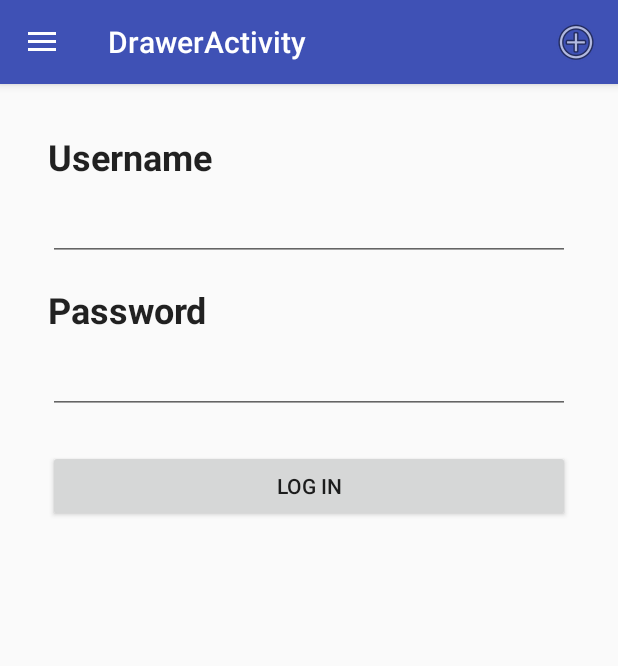
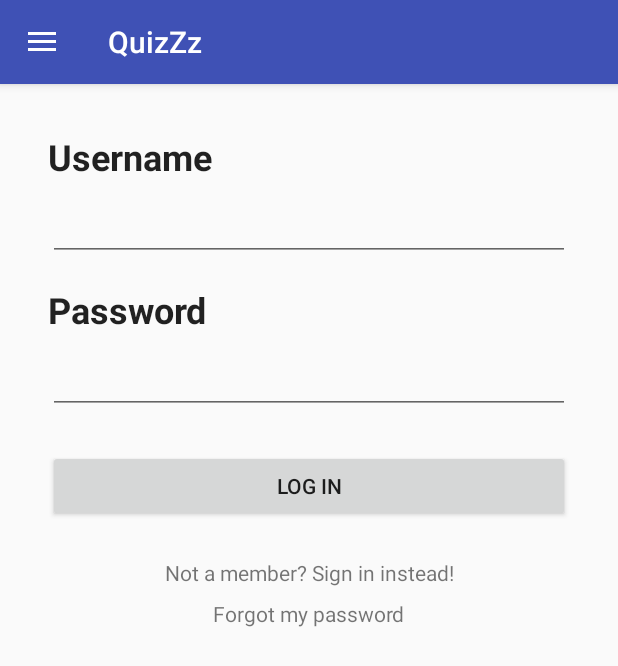
Before and after one commit to oojorgeoo89/QuizZz-Android, an Android app: the fragment LoginFragment placed in its activity, on a phone screen of 412 x 824 dp. Shown: the top 666 px of the screen. Run offline under Robolectric (Android 15) with nearby library versions, the phone set to English and light mode, and no system bars; our stand-ins replace RxJava; 3 statements that could not run were skipped.

Commit message:
Initial login/logout functionality

```diff
--- a/app/build.gradle
+++ b/app/build.gradle
@@ -5,7 +5,7 @@ android {
     buildToolsVersion '26.0.2'
     defaultConfig {
         applicationId "rv.jorge.quizzz"
-        minSdkVersion 21
+        minSdkVersion 17
         targetSdkVersion 25
         versionCode 1
         versionName "1.0"
--- a/app/src/main/java/rv/jorge/quizzz/screens/HomeFragment.java
+++ b/app/src/main/java/rv/jorge/quizzz/screens/HomeFragment.java
@@ -17,10 +17,6 @@ public class HomeFragment extends Fragment {
 
     private Fragment fragment;
     private FragmentManager fragmentManager;
-
-    public HomeFragment() {
-
-    }
 
     @Override
     public void onCreate(@Nullable Bundle savedInstanceState) {
--- a/app/src/main/java/rv/jorge/quizzz/screens/LoginFragment.java
+++ b/app/src/main/java/rv/jorge/quizzz/screens/LoginFragment.java
@@ -1,14 +1,16 @@
 package rv.jorge.quizzz.screens;
 
+import android.app.Activity;
 import android.app.Fragment;
+import android.content.Context;
 import android.os.Bundle;
 import android.support.annotation.Nullable;
-import android.util.Log;
 import android.view.LayoutInflater;
 import android.view.View;
 import android.view.ViewGroup;
 import android.widget.Button;
 import android.widget.EditText;
+import android.widget.TextView;
 import android.widget.Toast;
 
 import rv.jorge.quizzz.QuizApplication;
@@ -20,6 +22,10 @@ public class LoginFragment extends Fragment {
     EditText username;
     EditText password;
     Button submitLoginButton;
+    TextView signIn;
+    TextView forgotPassword;
+
+    SuccessfulLoginListener successfulLoginCallback;
 
     @Override
     public View onCreateView(LayoutInflater inflater, ViewGroup container,
@@ -36,15 +42,51 @@ public class LoginFragment extends Fragment {
         username = (EditText) view.findViewById(R.id.username);
         password = (EditText) view.findViewById(R.id.password);
         submitLoginButton = (Button) view.findViewById(R.id.submit_login);
+        signIn = (TextView) view.findViewById(R.id.sign_in);
+        forgotPassword = (TextView) view.findViewById(R.id.forgot_password);
 
         submitLoginButton.setOnClickListener(v -> {
             userService.login(username.getText().toString(), password.getText().toString())
             .subscribe(user -> {
-                Toast.makeText(getActivity(), "Logged in as " + user.getUsername(), Toast.LENGTH_LONG).show();
+                successfulLoginCallback.userHasLoggedIn();
             }, throwable -> {
-                Log.d("LoginFragment", "Request Error: " + throwable.getMessage());
+                Toast.makeText(getActivity(), getString(R.string.user_login_failed), Toast.LENGTH_LONG).show();
             });
         });
 
+        signIn.setOnClickListener(v -> {
+            Toast.makeText(getActivity(), "Sign In Screen not yet implemented", Toast.LENGTH_LONG).show();
+        });
+
+        forgotPassword.setOnClickListener(v -> {
+            Toast.makeText(getActivity(), "Forgot Password Screen not yet implemented", Toast.LENGTH_LONG).show();
+        });
+    }
+
+    // For API < 24
+    @Override
+    public void onAttach(Activity activity) {
+        super.onAttach(activity);
+        checkParentActivity(activity);
+    }
+
+    // For API >= 24
+    @Override
+    public void onAttach(Context context) {
+        super.onAttach(context);
+        checkParentActivity(context);
+    }
+
+    private void checkParentActivity(Context context) {
+        if (context instanceof SuccessfulLoginListener) {
+            successfulLoginCallback = (SuccessfulLoginListener) context;
+        } else {
+            throw new RuntimeException(context.toString()
+                    + " must implement SuccessfulLoginListener");
+        }
+    }
+
+    public interface SuccessfulLoginListener {
+        void userHasLoggedIn();
     }
 }
--- a/app/src/main/java/rv/jorge/quizzz/screens/MainActivity.java
+++ b/app/src/main/java/rv/jorge/quizzz/screens/MainActivity.java
@@ -12,15 +12,17 @@ import android.support.v4.widget.DrawerLayout;
 import android.support.v7.app.ActionBarDrawerToggle;
 import android.support.v7.app.AppCompatActivity;
 import android.support.v7.widget.Toolbar;
-import android.view.Menu;
 import android.view.MenuItem;
+import android.widget.TextView;
 
 import rv.jorge.quizzz.QuizApplication;
 import rv.jorge.quizzz.R;
 import rv.jorge.quizzz.service.UserService;
 
 public class MainActivity extends AppCompatActivity
-        implements NavigationView.OnNavigationItemSelectedListener, SharedPreferences.OnSharedPreferenceChangeListener {
+        implements NavigationView.OnNavigationItemSelectedListener
+        , SharedPreferences.OnSharedPreferenceChangeListener
+        , LoginFragment.SuccessfulLoginListener {
 
     private FragmentManager fragmentManager;
     private NavigationView navigationView;
@@ -33,25 +35,30 @@ public class MainActivity extends AppCompatActivity
     @Override
     protected void onCreate(Bundle savedInstanceState) {
         super.onCreate(savedInstanceState);
+
+        userService = QuizApplication.get(this).getUserService();
+        prefs = PreferenceManager.getDefaultSharedPreferences(this);
+        prefs.registerOnSharedPreferenceChangeListener(this);
+
+        // Setting up the toolbar
         setContentView(R.layout.activity_drawer);
         Toolbar toolbar = (Toolbar) findViewById(R.id.toolbar);
+        toolbar.setTitle(R.string.toolbar_title);
         setSupportActionBar(toolbar);
 
+        // Setting up the drawer
         DrawerLayout drawer = (DrawerLayout) findViewById(R.id.drawer_layout);
         ActionBarDrawerToggle toggle = new ActionBarDrawerToggle(
                 this, drawer, toolbar, R.string.navigation_drawer_open, R.string.navigation_drawer_close);
         drawer.setDrawerListener(toggle);
         toggle.syncState();
 
-        userService = QuizApplication.get(this).getUserService();
-
-        prefs = PreferenceManager.getDefaultSharedPreferences(this);
-        prefs.registerOnSharedPreferenceChangeListener(this);
-
+        // Setting up the drawer's menu
         navigationView = (NavigationView) findViewById(R.id.nav_view);
         navigationView.setNavigationItemSelectedListener(this);
-        updateNavigationDrawerMenu(userService.isLoggedIn());
+        updateNavigationDrawer(userService.isLoggedIn());
 
+        // Start up the initial fragment
         fragmentManager = getFragmentManager();
         if (fragmentManager.findFragmentById(R.id.main_fragment) == null) {
             swapFragment(new HomeFragment());
@@ -70,26 +77,7 @@ public class MainActivity extends AppCompatActivity
     }
 
     @Override
-    public boolean onCreateOptionsMenu(Menu menu) {
-        getMenuInflater().inflate(R.menu.drawer, menu);
-        return true;
-    }
-
-    @Override
-    public boolean onOptionsItemSelected(MenuItem item) {
-        int id = item.getItemId();
-
-        if (id == R.id.action_add) {
-            return true;
-        }
-
-        return super.onOptionsItemSelected(item);
-    }
-
-    @SuppressWarnings("StatementWithEmptyBody")
-    @Override
     public boolean onNavigationItemSelected(MenuItem item) {
-        // Handle navigation view item clicks here.
         int id = item.getItemId();
 
         if (id == R.id.nav_home) {
@@ -119,17 +107,29 @@ public class MainActivity extends AppCompatActivity
     public void onSharedPreferenceChanged(SharedPreferences sharedPreferences, String key) {
         if (key.equals(getString(R.string.prefs_is_logged_in))) {
             boolean isLoggedIn = sharedPreferences.getBoolean(getString(R.string.prefs_is_logged_in), false);
-            updateNavigationDrawerMenu(isLoggedIn);
+            updateNavigationDrawer(isLoggedIn);
         }
     }
 
-    private void updateNavigationDrawerMenu(boolean isLoggedIn) {
+    private void updateNavigationDrawer(boolean isLoggedIn) {
         if (isLoggedIn) {
             navigationView.getMenu().clear();
             navigationView.inflateMenu(R.menu.drawer_logged_in);
+            ((TextView) navigationView.getHeaderView(0)
+                    .findViewById(R.id.navigation_drawer_username))
+                    .setText(prefs.getString(getString(R.string.prefs_username),
+                            getString(R.string.navigation_drawer_default_username)));
         } else {
             navigationView.getMenu().clear();
             navigationView.inflateMenu(R.menu.drawer_not_logged_in);
+            ((TextView) navigationView.getHeaderView(0)
+                    .findViewById(R.id.navigation_drawer_username))
+                    .setText(getString(R.string.navigation_drawer_default_username));
         }
     }
+
+    @Override
+    public void userHasLoggedIn() {
+        swapFragment(new HomeFragment());
+    }
 }
--- a/app/src/main/java/rv/jorge/quizzz/screens/QuizListFragment.java
+++ b/app/src/main/java/rv/jorge/quizzz/screens/QuizListFragment.java
@@ -98,6 +98,8 @@ public class QuizListFragment extends Fragment {
                     .subscribe(quizzes -> {
                         this.quizzes.addAll(quizzes);
                         quizRecyclerAdapter.onDataUpdate();
+                    }, throwable -> {
+                        Toast.makeText(getActivity(), getString(R.string.load_quizzes_error), Toast.LENGTH_LONG).show();
                     });
         }
     }
@@ -107,6 +109,8 @@ public class QuizListFragment extends Fragment {
                 .subscribe(quizzes -> {
                     this.quizzes.addAll(quizzes);
                     quizRecyclerAdapter.onDataUpdate();
+                }, throwable -> {
+                    Toast.makeText(getActivity(), getString(R.string.load_quizzes_error), Toast.LENGTH_LONG).show();
                 });
     }
 
--- a/app/src/main/java/rv/jorge/quizzz/service/retrofit/RetrofitService.java
+++ b/app/src/main/java/rv/jorge/quizzz/service/retrofit/RetrofitService.java
@@ -22,7 +22,8 @@ public class RetrofitService {
         this.basicAuthInterceptor = basicAuthInterceptor;
 
         Retrofit.Builder retrofitBuilder = new Retrofit.Builder()
-                .baseUrl("http://10.0.2.2:8080")
+                //.baseUrl("http://10.0.2.2:8080")
+                .baseUrl("http://192.168.1.104:8080")
                 .addConverterFactory(GsonConverterFactory.create())
                 .addCallAdapterFactory(RxJava2CallAdapterFactory.create());
 
--- a/app/src/main/res/layout/fragment_login.xml
+++ b/app/src/main/res/layout/fragment_login.xml
@@ -63,4 +63,31 @@
         app:layout_constraintStart_toStartOf="parent"
         app:layout_constraintTop_toBottomOf="@+id/password" />
 
+    <TextView
+        android:id="@+id/sign_in"
+        android:layout_width="wrap_content"
+        android:layout_height="wrap_content"
+        android:layout_marginEnd="8dp"
+        android:layout_marginStart="8dp"
+        android:layout_marginTop="24dp"
+        app:layout_constraintEnd_toEndOf="parent"
+        app:layout_constraintStart_toStartOf="parent"
+        app:layout_constraintTop_toBottomOf="@+id/submit_login"
+        android:clickable="true"
+        android:text="@string/sign_in_from_login"/>
+
+    <TextView
+        android:id="@+id/forgot_password"
+        android:layout_width="wrap_content"
+        android:layout_height="wrap_content"
+        android:layout_marginEnd="8dp"
+        android:layout_marginStart="8dp"
+        android:layout_marginTop="8dp"
+        android:text="@string/forgot_password"
+        app:layout_constraintEnd_toEndOf="parent"
+        app:layout_constraintStart_toStartOf="parent"
+        android:clickable="true"
+        app:layout_constraintTop_toBottomOf="@+id/sign_in" />
+
+
 </android.support.constraint.ConstraintLayout>
--- a/app/src/main/res/menu/drawer.xml
+++ /dev/null
@@ -1,10 +0,0 @@
-<?xml version="1.0" encoding="utf-8"?>
-<menu xmlns:android="http://schemas.android.com/apk/res/android"
-    xmlns:app="http://schemas.android.com/apk/res-auto">
-    <item
-        android:id="@+id/action_add"
-        android:icon="@android:drawable/ic_menu_add"
-        android:orderInCategory="100"
-        android:title="action_add"
-        app:showAsAction="ifRoom" />
-</menu>
--- a/app/src/main/res/values/strings.xml
+++ b/app/src/main/res/values/strings.xml
@@ -14,6 +14,10 @@
     <string name="username_label">Username</string>
     <string name="password_label">Password</string>
     <string name="login_submit">Log in</string>
+    <string name="navigation_drawer_default_username">Welcome to QuizZz!</string>
+    <string name="user_login_failed">Login failed</string>
+    <string name="sign_in_from_login">Not a member? Sign in instead!</string>
+    <string name="forgot_password">Forgot my password</string>
 
     <!-- Prefs Strings -->
     <string name="prefs_is_logged_in">IsLoggedIn</string>
@@ -21,4 +25,14 @@
     <string name="prefs_user_id">UserId</string>
     <string name="prefs_username">Username</string>
     <string name="prefs_email">Email</string>
+    <string name="toolbar_title">QuizZz</string>
+
+    <!-- TODO: Remove or change this placeholder text -->
+    <string name="hello_blank_fragment">Hello blank fragment</string>
+    <string name="forgot_password_label_title">Forgot your password?</string>
+    <string name="forgot_password_label_subtitle">Enter your email address and you will receive a link to reset your password</string>
+    <string name="forgot_password_submit">Send email</string>
+    <string name="load_quizzes_error">An error occurred while loading the quizzes, please try again</string>
+
+
 </resources>
```
Also changed, not shown: app/src/main/java/rv/jorge/quizzz/screens/ForgotPasswordFragment.java (added, +109 -0 lines), app/src/main/res/layout/fragment_forgot_password.xml (added, +61 -0 lines), app/src/main/res/layout/nav_header_drawer.xml (+2 -7 lines).
